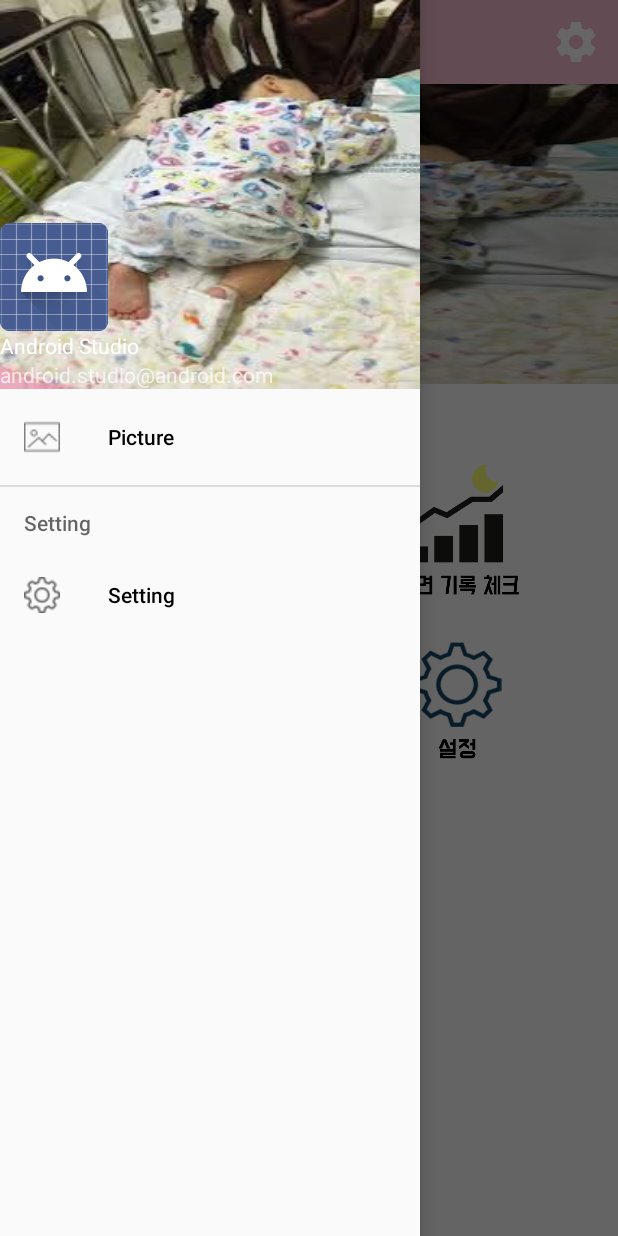
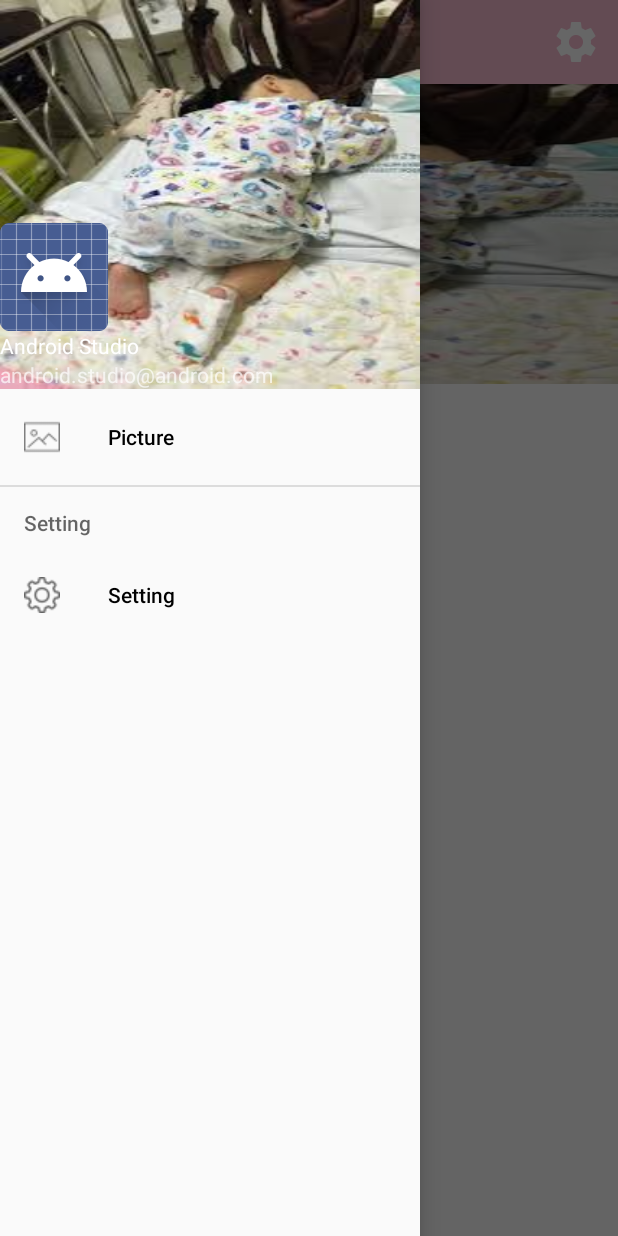
Before and after one commit to Yms2929/2018ImagineCup, an Android app: the screen it shows after launch (MainActivity), in the side drawer, after a tap on "Setting", on a phone screen of 412 x 824 dp. Run offline under Robolectric (Android 15) with nearby library versions, the phone set to English and light mode, and no system bars; 1 statement that could not run was skipped.

Commit message:
Gridview 제거 및 배너별 이미지 변경

```diff
--- a/ImagineCup/app/build.gradle
+++ b/ImagineCup/app/build.gradle
@@ -33,6 +33,8 @@
     compile 'com.android.support:support-v13:26.0.2'
     compile 'org.jbundle.util.osgi.wrapped:org.jbundle.util.osgi.wrapped.org.apache.http.client:4.1.2'
     compile 'com.roughike:bottom-bar:2.3.1'
+    compile 'com.android.support:cardview-v7:26.0.2'
+
     testCompile 'junit:junit:4.12'
     implementation project(':rolling-banner')
 }
--- a/ImagineCup/app/src/main/java/com/example/myapplication/activity/MainActivity.java
+++ b/ImagineCup/app/src/main/java/com/example/myapplication/activity/MainActivity.java
@@ -12,13 +12,14 @@
 import android.support.v4.widget.DrawerLayout;
 import android.support.v7.app.ActionBar;
 import android.support.v7.app.AppCompatActivity;
+import android.support.v7.widget.LinearLayoutManager;
+import android.support.v7.widget.RecyclerView;
 import android.support.v7.widget.Toolbar;
 import android.view.LayoutInflater;
 import android.view.Menu;
 import android.view.MenuInflater;
 import android.view.MenuItem;
 import android.view.View;
-import android.widget.AdapterView;
 import android.widget.FrameLayout;
 import android.widget.GridView;
 import android.widget.TextView;
@@ -68,34 +69,15 @@
         }
 
         drawerLayout = (DrawerLayout) findViewById(R.id.mainDrawer); // 드로어
-        gridView = (GridView) findViewById(R.id.gridView);
-        adapter = new FunctionAdapter(getApplicationContext(), functionImage);
-        gridView.setAdapter(adapter);
 
-        gridView.setOnItemClickListener(new AdapterView.OnItemClickListener() { // 그리드뷰 클릭 이벤트
-            @Override
-            public void onItemClick(AdapterView<?> parent, View view, int position, long id) {
-                switch (position) {
-                    case 0:
-                        stopService(new Intent(getApplicationContext(), BackgroundService.class));
-                        startService(new Intent(getApplicationContext(), BackgroundService.class).putExtra("message", "send"));
-                        break;
-                    case 1:
-                        startActivity(new Intent(getApplicationContext(), SleepRecordActivity.class)); // 수면기록 화면
-                        break;
-                    case 2:
-                        startActivity(new Intent(getApplicationContext(), GraphActivity.class)); // 그래프 화면
-                        break;
-                    case 3:
-                        startActivity(new Intent(getApplicationContext(), DataResultActivity.class)); // 자장가 화면
-                        break;
-                    default:
-                        break;
-                }
-            }
-        });
+        RecyclerView recyclerView = (RecyclerView) findViewById(R.id.rv);
+        LinearLayoutManager layoutManager = new LinearLayoutManager(getApplicationContext());
+        recyclerView.setHasFixedSize(true);
+        recyclerView.setLayoutManager(layoutManager);
 
-//        startService(new Intent(getApplicationContext(), BackgroundService.class).putExtra("message", "connect"));
+
+
+//      startService(new Intent(getApplicationContext(), BackgroundService.class).putExtra("message", "connect"));
 
         startService(new Intent(getApplicationContext(), DataResultActivity.class));
 
@@ -148,18 +130,27 @@
             TextView txtText = view.findViewById(R.id.txtText);
 
             String txt = getItem(position);
-            int index = getItemList().indexOf(txt);
+            final int index = getItemList().indexOf(txt);
 
 
-            int[] images = {R.drawable.baby, R.drawable.baby_a, R.drawable.baby}; // 배너수정
+            final int[] images = {R.drawable.baby, R.drawable.baby_a, R.drawable.baby}; // 배너수정
             container.setBackgroundResource(images[index]);
 
             view.setOnClickListener(new View.OnClickListener() {
                 @Override
                 public void onClick(View v) {
-                    // 번호 나누기 다른 홈페이지
-                    i = new Intent(Intent.ACTION_VIEW, Uri.parse("http://m.naver.com"));
-                    startActivity(i);
+                    if(index == 0) {
+                        i = new Intent(Intent.ACTION_VIEW, Uri.parse("http://m.naver.com"));
+                        startActivity(i);
+                    }
+                    else if(index == 1){
+                        i = new Intent(Intent.ACTION_VIEW, Uri.parse("http://m.daum.net"));
+                        startActivity(i);
+                    }
+                    else if(index == 2){
+                        i = new Intent(Intent.ACTION_VIEW, Uri.parse("http://m.google.com"));
+                        startActivity(i);
+                    }
                 }
             });
 
--- a/ImagineCup/app/src/main/res/layout/activity_main.xml
+++ b/ImagineCup/app/src/main/res/layout/activity_main.xml
@@ -37,22 +37,16 @@
             app:scrollingDelay="250"
             app:smoothScroll="true" />
 
-        <GridView
-            android:id="@+id/gridView"
-            android:layout_width="wrap_content"
-            android:layout_height="wrap_content"
-            android:layout_marginLeft="10dp"
-            android:layout_marginRight="10dp"
-            android:layout_marginTop="50dp"
-            android:gravity="center"
-            android:horizontalSpacing="10dp"
-            android:numColumns="2"
-            android:stretchMode="columnWidth"
-            android:verticalSpacing="10dp"></GridView>
+        <android.support.v7.widget.RecyclerView
+            android:layout_height="match_parent"
+            android:layout_width="match_parent"
+            android:id="@+id/rv">
+        </android.support.v7.widget.RecyclerView>
 
     </LinearLayout>
 
-    <android.support.design.widget.NavigationView
+
+<android.support.design.widget.NavigationView
         android:id="@+id/nav_view"
         android:layout_width="280dp"
         android:layout_height="match_parent"
```
Also changed, not shown: ImagineCup/app/src/main/res/layout/item_cardview.xml (added, +35 -0 lines).
